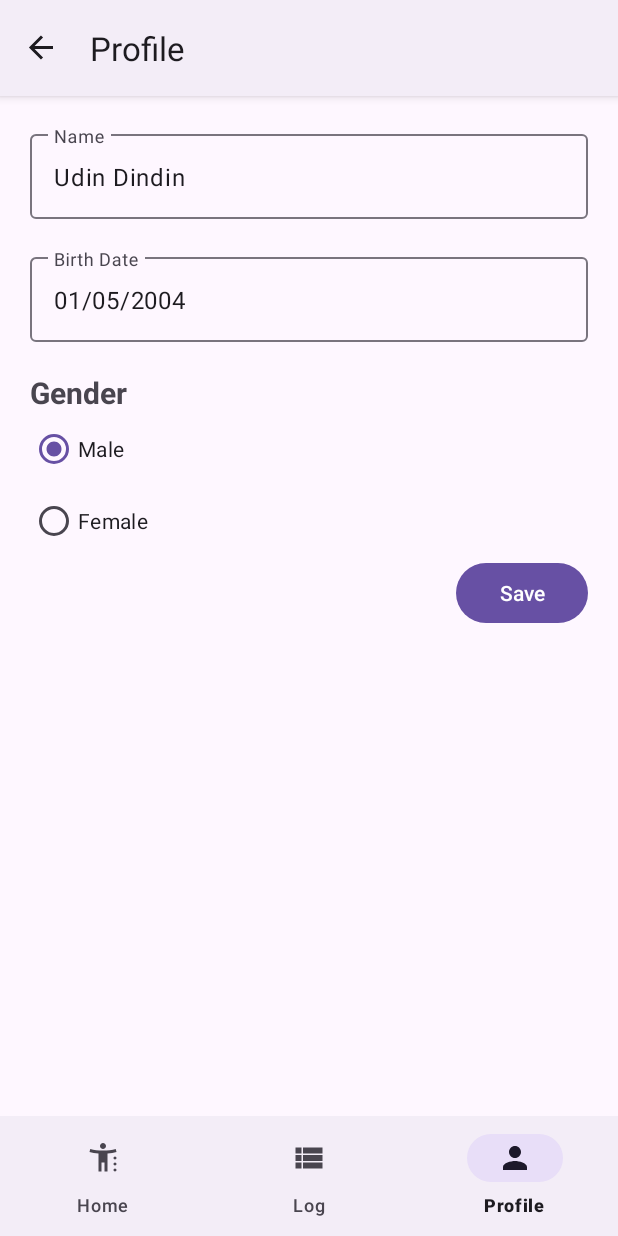
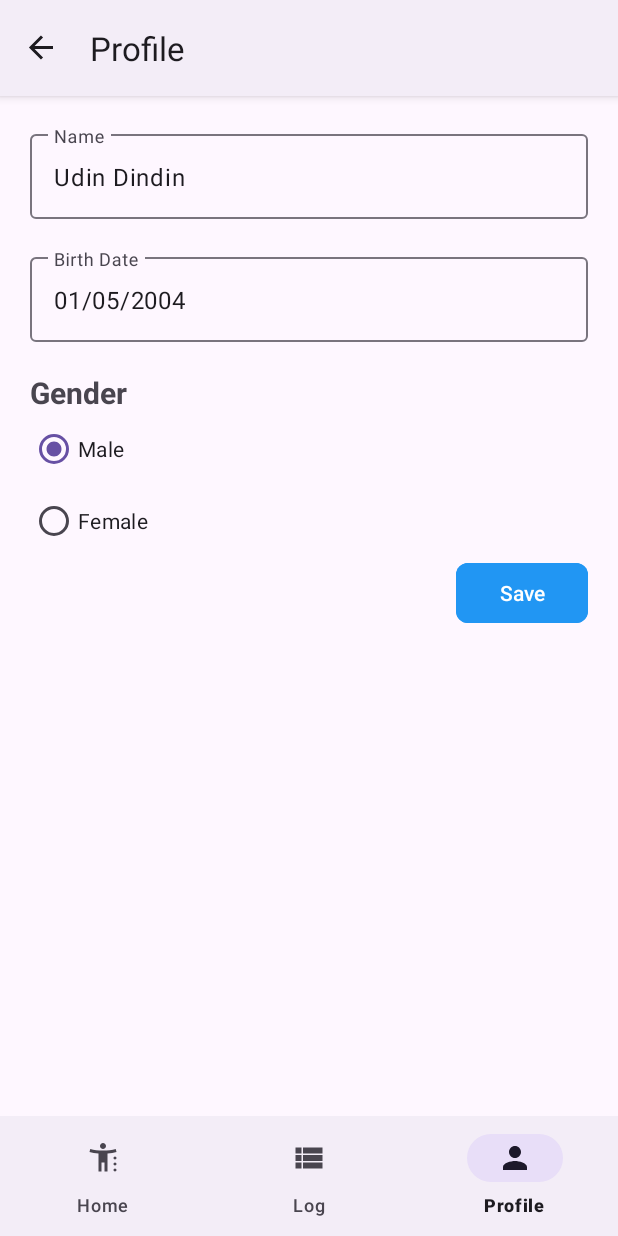
Before and after one commit to MatCliff/ChildGrowth, an Android app: the ProfileFragment screen opened through its navigation route, on a phone screen of 412 x 824 dp. Run offline under Robolectric (Android 15) with nearby library versions, the phone set to English and light mode, and no system bars; our stand-ins replace navigation-ui; Roboto replaces fonts that are not available here.

Commit message:
poles UI

```diff
--- a/app/src/main/res/layout/activity_main.xml
+++ b/app/src/main/res/layout/activity_main.xml
@@ -38,6 +38,7 @@
         android:layout_width="wrap_content"
         android:layout_height="match_parent"
         android:layout_gravity="start"
+        app:backgroundTint="#2196F3"
         android:fitsSystemWindows="true"
         app:menu="@menu/bottom_menu" />
 </androidx.drawerlayout.widget.DrawerLayout>
--- a/app/src/main/res/layout/data_list_item.xml
+++ b/app/src/main/res/layout/data_list_item.xml
@@ -16,6 +16,7 @@
             android:layout_width="match_parent"
             android:layout_height="match_parent"
             android:orientation="horizontal"
+
             android:paddingVertical="10dp">
 
             <TextView
@@ -40,6 +41,8 @@
                 android:layout_height="wrap_content"
                 android:layout_weight="1"
                 android:text="Weight (kg)"
+                app:cornerRadius="8dp"
+                app:backgroundTint="#2196F3"
                 android:textAlignment="center" />
         </LinearLayout>
     </androidx.cardview.widget.CardView>
--- a/app/src/main/res/layout/fragment_measure.xml
+++ b/app/src/main/res/layout/fragment_measure.xml
@@ -9,6 +9,7 @@
     <LinearLayout
         android:layout_width="match_parent"
         android:layout_height="match_parent"
+
         android:orientation="vertical">
 
         <TextView
@@ -97,6 +98,8 @@
             android:layout_height="wrap_content"
             android:layout_gravity="right"
             android:layout_marginTop="15dp"
+            app:cornerRadius="8dp"
+            app:backgroundTint="#2196F3"
             android:layout_marginEnd="20dp"
             android:text="Add Data" />
     </LinearLayout>
--- a/app/src/main/res/layout/fragment_profile.xml
+++ b/app/src/main/res/layout/fragment_profile.xml
@@ -75,10 +75,13 @@
 
         <Button
             android:id="@+id/btnSaveProfile"
+            android:backgroundTint="#2196F3"
             android:layout_width="wrap_content"
             android:layout_height="wrap_content"
             android:layout_gravity="right"
+            app:cornerRadius="8dp"
             android:layout_marginEnd="20dp"
-            android:text="Save" />
+            android:text="Save"
+            android:textColorLink="#288DEB" />
     </LinearLayout>
 </FrameLayout>
```
Also changed, not shown: app/src/main/moony_bg-playstore.png (added), app/src/main/res/drawable/moony_logo.jpg (added).
